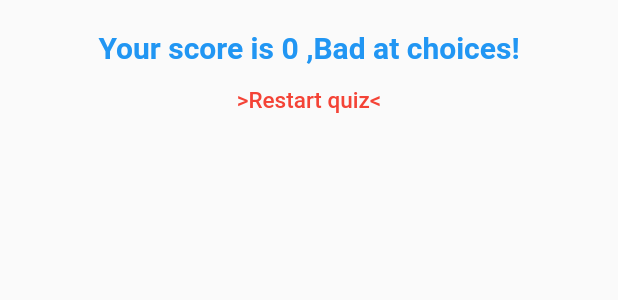
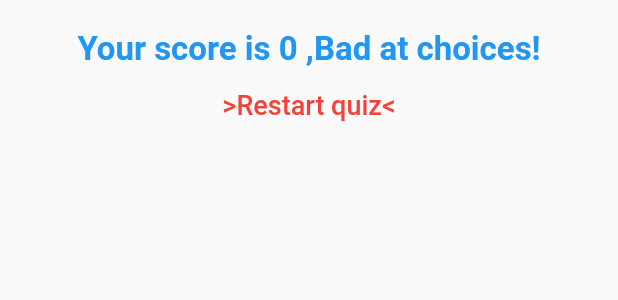
Before and after one commit to Ommyjoh/new_demo, a Flutter app: the Result widget shown alone on an empty page, opened directly with empty values, on a phone screen of 412 x 824 dp. Shown: the top 300 px of the screen. Run offline on Flutter 3.47's test engine with Material 2 defaults, Android fonts, the light colour scheme and no system bars.

Commit message:
final changes

```diff
--- a/lib/result.dart
+++ b/lib/result.dart
@@ -31,11 +31,11 @@ class Result extends StatelessWidget {
           Text(
             ScoreMessage,
             style: TextStyle(
-                color: Colors.blue, fontSize: 20, fontWeight: FontWeight.bold),
+                color: Colors.blue, fontSize: 22, fontWeight: FontWeight.bold),
           ),
           FlatButton(
             onPressed: resertHandler,
-            child: Text('>Restart quiz<', style: TextStyle(fontSize: 15),),
+            child: Text('>Restart quiz<', style: TextStyle(fontSize: 18),),
             textColor: Colors.red,
           )
         ],
```
